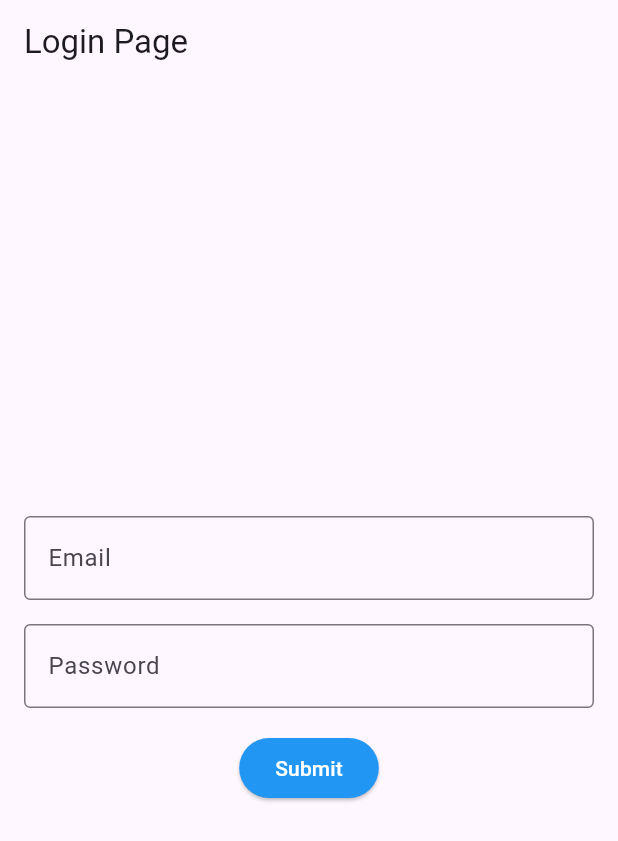
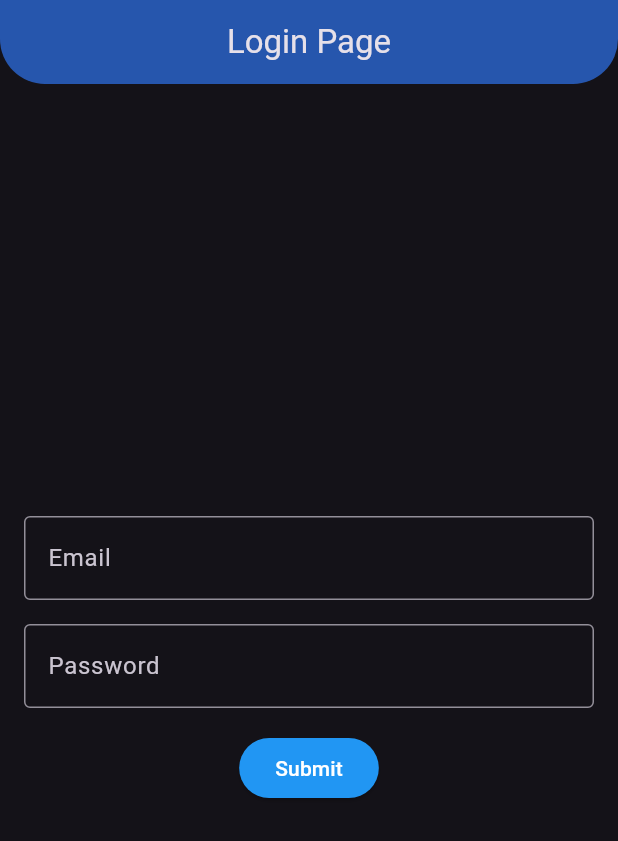
Before and after one commit to Navkarans-nd/DisasterApp, a Flutter app: the screen it shows after launch, on a phone screen of 412 x 824 dp. Shown: the top 841 px of the screen. Run offline on Flutter 3.47's test engine with Material 3 defaults, Android fonts, the phone set to English and light mode, and no system bars.

Commit message:
top-bar changes

```diff
--- a/lib/main.dart
+++ b/lib/main.dart
@@ -11,6 +11,7 @@ class MyApp extends StatelessWidget {
       title: 'Login Page',
       theme: ThemeData(
         primarySwatch: Colors.blue,
+        brightness: Brightness.dark,
       ),
       home: MyHomePage(title: 'Login Page'),
     );
@@ -34,8 +35,16 @@ class _MyHomePageState extends State<MyHomePage> {
   Widget build(BuildContext context) {
     return Scaffold(
       appBar: AppBar(
-        title: Text(widget.title),
+      title: Text(widget.title),
+      backgroundColor: Colors.blue[900],
+      centerTitle: true,
+      elevation: 10,
+      shape: RoundedRectangleBorder(
+        borderRadius: BorderRadius.vertical(
+          bottom: Radius.circular(30),
+        ),
       ),
+    ),
       body: Padding(
         padding: const EdgeInsets.all(16.0),
         child: Form(
```
